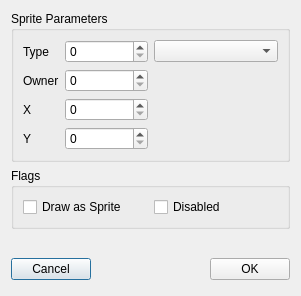
heinermann/ChkForge, file ChkForge/spriteproperties.ui: the form before one commit.
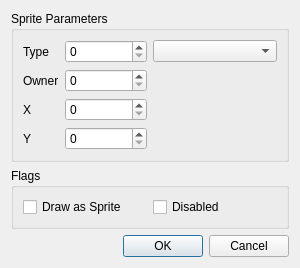
The form after the commit.

```diff
--- a/ChkForge/spriteproperties.ui
+++ b/ChkForge/spriteproperties.ui
@@ -6,8 +6,8 @@
    <rect>
     <x>0</x>
     <y>0</y>
-    <width>301</width>
-    <height>296</height>
+    <width>300</width>
+    <height>260</height>
    </rect>
   </property>
   <property name="windowTitle">
@@ -124,50 +124,11 @@
     </spacer>
    </item>
    <item>
-    <layout class="QHBoxLayout">
-     <property name="spacing">
-      <number>6</number>
+    <widget class="QDialogButtonBox" name="buttonBox">
+     <property name="standardButtons">
+      <set>QDialogButtonBox::Cancel|QDialogButtonBox::Ok</set>
      </property>
-     <property name="leftMargin">
-      <number>0</number>
-     </property>
-     <property name="topMargin">
-      <number>0</number>
-     </property>
-     <property name="rightMargin">
-      <number>0</number>
-     </property>
-     <property name="bottomMargin">
-      <number>0</number>
-     </property>
-     <item>
-      <widget class="QPushButton" name="cancelButton">
-       <property name="text">
-        <string>Cancel</string>
-       </property>
-      </widget>
-     </item>
-     <item>
-      <spacer>
-       <property name="orientation">
-        <enum>Qt::Horizontal</enum>
-       </property>
-       <property name="sizeHint" stdset="0">
-        <size>
-         <width>131</width>
-         <height>31</height>
-        </size>
-       </property>
-      </spacer>
-     </item>
-     <item>
-      <widget class="QPushButton" name="okButton">
-       <property name="text">
-        <string>OK</string>
-       </property>
-      </widget>
-     </item>
-    </layout>
+    </widget>
    </item>
   </layout>
  </widget>
```
Left out of the diff: 36 changed lines with no effect on the pictures.
